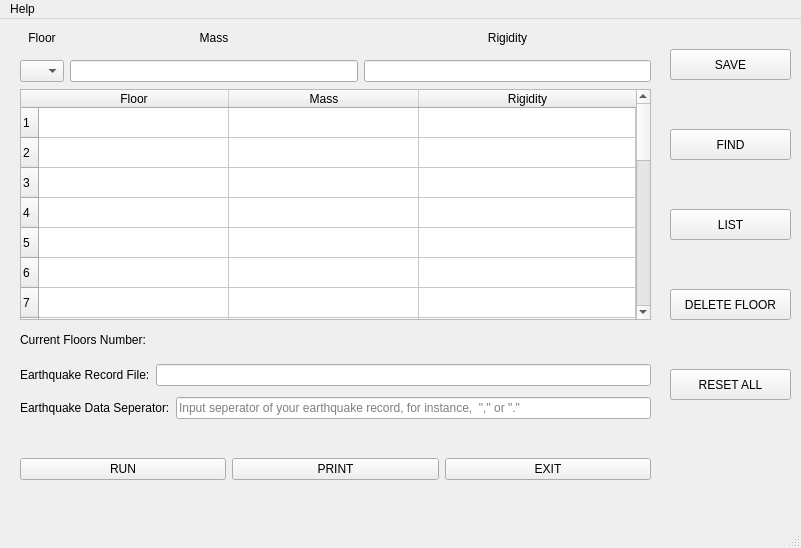
This is sDynaUi.ui in alitatici/VisualizationOfCodes as Qt 5 draws it before an edit. The edited form follows.
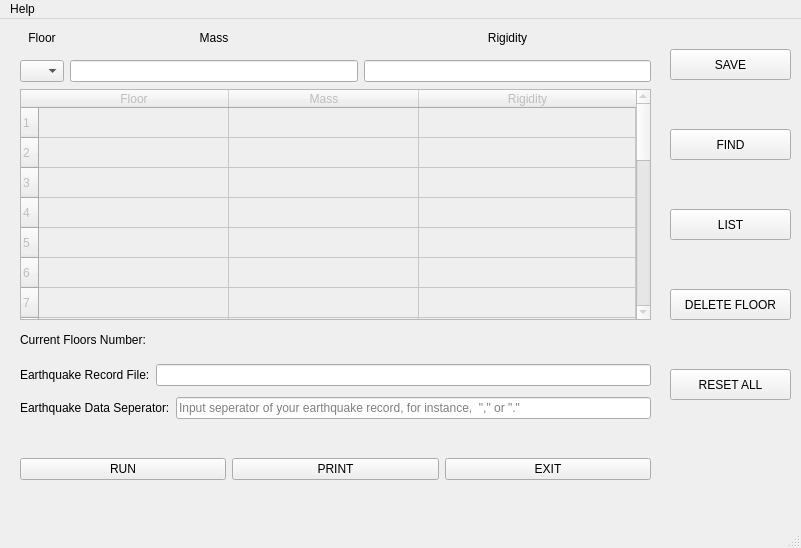
This is the edited form. Icons and pictures are not drawn.

The edit to the form file:
```diff
--- a/sDynaUi.ui
+++ b/sDynaUi.ui
@@ -1278,6 +1278,9 @@
   </property>
   <widget class="QWidget" name="centralwidget">
    <widget class="QTableWidget" name="tb_data">
+    <property name="enabled">
+     <bool>false</bool>
+    </property>
     <property name="geometry">
      <rect>
       <x>20</x>
```
